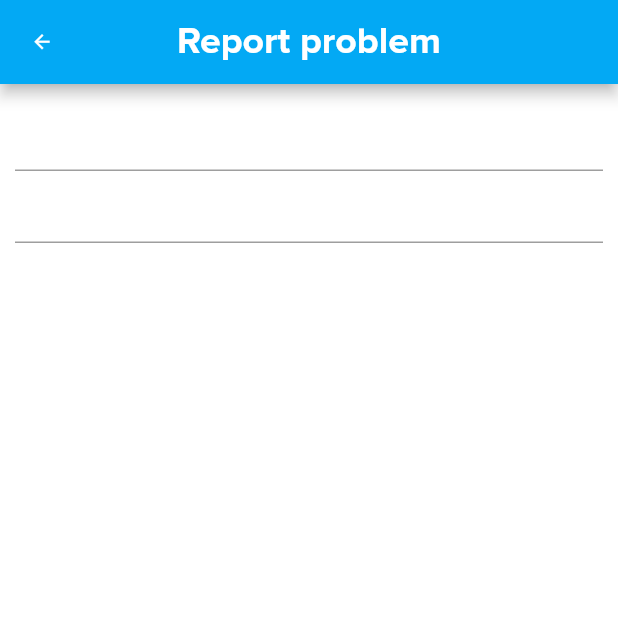
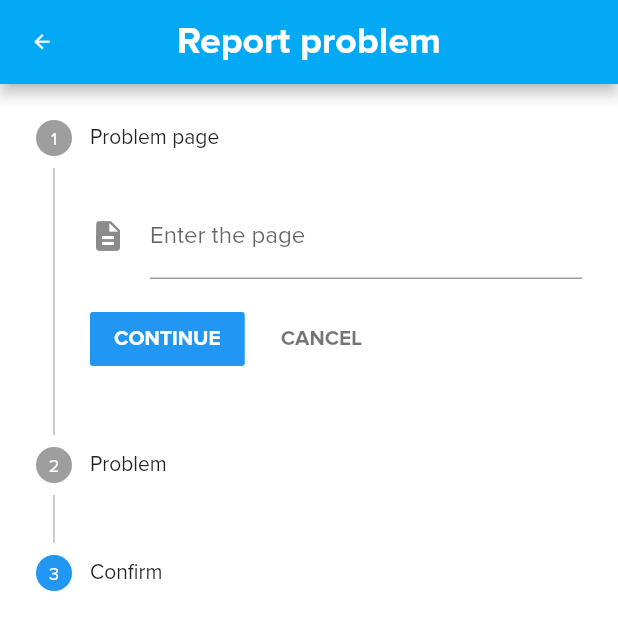
Before and after one commit to hjlama/CodeCS, a Flutter app: the Report screen opened directly, on a phone screen of 412 x 824 dp. Shown: the top 630 px of the screen. Run offline on Flutter 3.47's test engine with Material 2 defaults, Android fonts, the phone set to English and light mode, and no system bars; our stand-ins replace firebase_auth, google_sign_in, material_design_icons_flutter; missing offline and left inert: flutter_full_pdf_viewer, fluwx; accounts and stored records are empty.

Commit message:
- 9 March daily commit

```diff
--- /dev/null
+++ b/lib/Problem.dart
@@ -0,0 +1,47 @@
+import 'package:flutter/material.dart';
+
+class Problem extends StatefulWidget {
+  @override
+  _ProblemState createState() => new _ProblemState();
+}
+
+class _ProblemState extends State<Problem> {
+  int _currentStep = 0;
+
+  @override
+  Widget build(BuildContext context) {
+    return new MaterialApp(
+      title: 'App',
+      home: new Scaffold(
+        appBar: new AppBar(title: new Text('Report')),
+        body: new Stepper(
+          type: StepperType.vertical,
+          currentStep: _currentStep,
+          onStepTapped: (int step) => setState(() => _currentStep = step),
+          onStepContinue: _currentStep < 2 ? () => setState(() => _currentStep += 1) : null,
+          onStepCancel: _currentStep > 0 ? () => setState(() => _currentStep -= 1) : null,
+          steps: <Step>[
+            new Step(
+              title: new Text('Shipping'),
+              content: new Text('This is the first step.'),
+              isActive: _currentStep >= 0,
+              state: _currentStep >= 0 ? StepState.complete : StepState.disabled,
+              ),
+            new Step(
+              title: new Text('Payment'),
+              content: new Text('This is the second step.'),
+              isActive: _currentStep >= 0,
+              state: _currentStep >= 1 ? StepState.complete : StepState.disabled,
+              ),
+            new Step(
+              title: new Text('Order'),
+              content: new Text('This is the third step.'),
+              isActive: _currentStep >= 0,
+              state: _currentStep >= 2 ? StepState.complete : StepState.disabled,
+              ),
+          ],
+          ),
+        ),
+      );
+  }
+}
--- a/lib/Report.dart
+++ b/lib/Report.dart
@@ -6,6 +6,85 @@ class Report extends StatefulWidget {
 }
 
 class _ReportState extends State<Report> {
+  int _currentStep = 0;
+  static var _focusNode = new FocusNode();
+  GlobalKey<FormState> _formKey = new GlobalKey<FormState>();
+  static ReportForm _reportForm = new ReportForm();
+
+  List<Step> steps = [
+    new Step(
+      title: const Text('Problem page'),
+      content: new TextFormField(
+        focusNode: _focusNode,
+        keyboardType: TextInputType.text,
+        autocorrect: false,
+        maxLines: 1,
+        onSaved: (String input) {
+          _reportForm.problemPage = input;
+        },
+        validator: (input) {
+          if (input.isEmpty || input.length < 1) {
+            return 'Please enter a page';
+          }
+        },
+        decoration: new InputDecoration(
+            labelText: 'Enter the page',
+            hintText: 'Home page, Login, Sign etc',
+            //filled: true,
+            icon: const Icon(Icons.description),
+            labelStyle:
+                new TextStyle(decorationStyle: TextDecorationStyle.solid)),
+      ),
+    ),
+    new Step(
+      title: new Text('Problem'),
+      content: new TextFormField(
+        keyboardType: TextInputType.text,
+        autocorrect: false,
+        focusNode: _focusNode,
+        onSaved: (String input) {
+          _reportForm.problem = input;
+        },
+        validator: (input) {
+          if (input.isEmpty || input.length < 10) {
+            return 'Please enter the details ...';
+          }
+        },
+        decoration: new InputDecoration(
+            labelText: 'Enter your pblem',
+            icon: const Icon(Icons.feedback),
+            labelStyle:
+                new TextStyle(decorationStyle: TextDecorationStyle.solid)),
+      ),
+    ),
+    new Step(
+      title: new Text('Confirm'),
+      content: new ListBody(
+        children: <Widget>[
+          new Text('Page: ' + _reportForm.problemPage),
+          new Text('Problems: ' + _reportForm.problem),
+        ],
+      ),
+      isActive: true,
+      state: StepState.indexed,
+    ),
+  ];
+
+  @override
+  void initState() {
+    super.initState();
+    _focusNode.addListener(() {
+      setState(() {});
+      print('Has focus: $_focusNode.hasFocus');
+    });
+  }
+
+  @override
+  void dispose() {
+    _focusNode.dispose();
+    super.dispose();
+  }
+
   @override
   Widget build(BuildContext context) {
     return new Scaffold(
@@ -17,16 +96,50 @@ class _ReportState extends State<Report> {
         centerTitle: true,
       ),
       body: new Container(
-          padding: const EdgeInsets.all(10.0),
-          child: new Column(
-            //TODO create select roll
-            children: <Widget>[new TextField(), new TextFormField()],
-          )),
-      //TODO create a text field form
-
-      //TODO create a submit button
-
-      //TODO send report form to Firebase
+        child: new Form(
+          key: _formKey,
+          child: new ListView(children: <Widget>[
+            new Stepper(
+              type: StepperType.vertical,
+              currentStep: _currentStep,
+              onStepTapped: (int step) => setState(() => _currentStep = step),
+              onStepContinue: () {
+                setState(() {
+                  if (_currentStep < 2) {
+                    _currentStep = _currentStep + 1;
+                  } else {
+                    _currentStep = 0;
+                  }
+                });
+              },
+              onStepCancel: () {
+                setState(() {
+                  if (_currentStep > 0) {
+                    _currentStep = _currentStep - 1;
+                  } else {
+                    _currentStep = 0;
+                  }
+                });
+              },
+              steps: steps,
+            ),
+          ]),
+        ),
+      ),
     );
   }
+
+  submitform() {
+    final FormState formState = _formKey.currentState;
+    if (!formState.validate()) {
+      print('_formKey error');
+    } else {
+      formState.save();
+    }
+  }
 }
+
+class ReportForm {
+  String problemPage = '';
+  String problem = '';
+}
--- a/lib/main.dart
+++ b/lib/main.dart
@@ -1,3 +1,5 @@
+import 'package:ccs/Problem.dart';
+import 'package:ccs/Report.dart';
 import 'package:ccs/testing/SignUp_firebase_test.dart';
 import 'package:flutter/material.dart';
 import 'package:ccs/Login_Signup/Welcome.dart';
@@ -13,7 +15,10 @@ class MyApp extends StatelessWidget {
   Widget build(BuildContext context) {
     return new MaterialApp(
       title: 'CodeCS',
-      home: Welcome(),
+      // first page
+//      home: Welcome(),
+      home: Problem(),
+      // theme pack
       theme: ThemeData(
         brightness: Brightness.light,
         primaryColor: Colors.lightBlueAccent,
@@ -28,7 +33,7 @@ class MyApp extends StatelessWidget {
           body1: TextStyle(fontSize: 14.0, fontFamily: 'ProximaNova'),
           subtitle: TextStyle(fontSize: 20.0, fontFamily: 'ProximaNova'),
           button: TextStyle(
-                  fontSize: 25.0,
+                  fontSize: 14.0,
                   fontFamily: 'ProximaNova',
                   fontWeight: FontWeight.bold)
               .copyWith(color: Colors.white),
```
